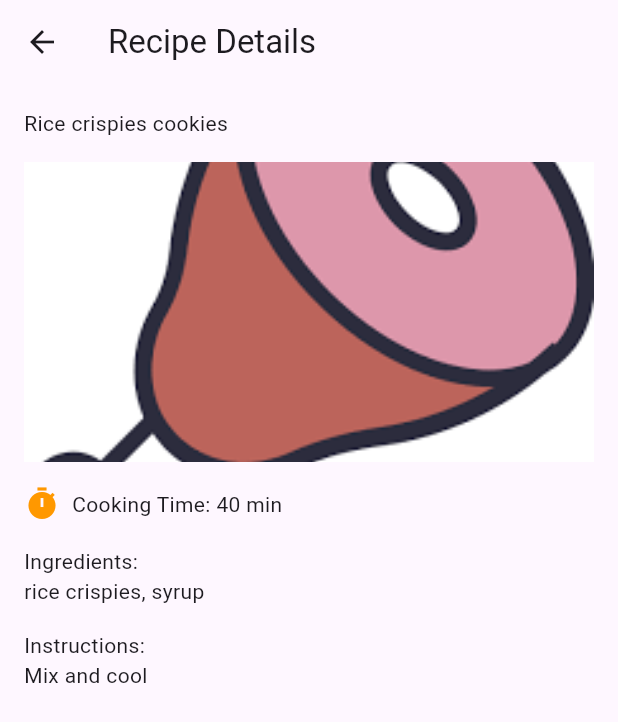
After one commit to BerglindBKK/Lokaverkefni, a Flutter app: the Recipes screen opened directly, after a tap on "Rice crispies cookies", on a phone screen of 412 x 824 dp. The commit adds this screen. Shown: the top 722 px of the screen. Run offline on Flutter 3.47's test engine with Material 3 defaults, Android fonts, the light colour scheme and no system bars; our stand-ins replace image_picker; network calls fail.

Commit message:
recipe screen added

```diff
--- a/lib/recipe_app/screens/add_recipes_screen.dart
+++ b/lib/recipe_app/screens/add_recipes_screen.dart
@@ -7,13 +7,13 @@ class AddRecipesScreen extends StatefulWidget {
   const AddRecipesScreen({
     super.key,
     required this.onBack,
-    required this.title,
+    //required this.title,
     required this.onAddRecipe,
   });
 
   final void Function(Recipe recipe) onAddRecipe;
   final VoidCallback onBack; // onBack will switch to 'all-recipes' when called
-  final String title;
+  //final String title;
 
   @override
   State<AddRecipesScreen> createState() {
--- a/lib/recipe_app/screens/all_recipes_screen.dart
+++ b/lib/recipe_app/screens/all_recipes_screen.dart
@@ -1,6 +1,7 @@
 import 'package:flutter/material.dart';
 import 'package:lokaverkefni/widgets/recipes_list.dart';
 import 'package:lokaverkefni/models/recipe.dart';
+//import 'package:lokaverkefni/widgets/floating_action_button.dart';
 
 class AllRecipesScreen extends StatefulWidget {
   final List<Recipe> recipes;
@@ -55,7 +56,7 @@ class _AllRecipesScreenState extends State<AllRecipesScreen> {
                 icon: const Icon(Icons.arrow_back_ios),
               ),
               Text(
-                'All Recipes',
+                'All Recipessdfsd',
                 style: TextStyle(fontSize: 24, color: Colors.black),
               ),
             ],
@@ -90,6 +91,7 @@ class _AllRecipesScreenState extends State<AllRecipesScreen> {
           ),
         ],
       ),
+
     );
   }
 }
--- /dev/null
+++ b/lib/recipe_app/screens/recipe_screen.dart
@@ -0,0 +1,74 @@
+import 'package:flutter/material.dart';
+import 'package:lokaverkefni/models/recipe.dart';
+
+//Recipescreen widget, requires the Recipe class
+//Displays the whole recipe, including a photo (a default photo if user did not select a photo)
+
+class RecipeScreen extends StatelessWidget {
+  final Recipe recipe;
+
+  const RecipeScreen({required this.recipe, super.key});
+
+  @override
+  Widget build(BuildContext context) {
+    return Scaffold(
+      //appbar
+      appBar: AppBar(
+        title: const Text('Recipe Details'),
+      ),
+      body: Padding(
+        padding: const EdgeInsets.all(16.0),
+        child: ListView(
+          children: [
+            // Display Recipe Title
+            Text(
+              recipe.title ?? 'No Title',
+            ),
+            const SizedBox(height: 16),
+
+            // Displays the users photo or a default photo if user does not provide one
+            recipe.photoUrl != null && recipe.photoUrl!.isNotEmpty
+                ? Image.network(
+              recipe.photoUrl!,
+              width: double.infinity,
+              height: 200,
+              fit: BoxFit.cover,
+            )
+                //uses a default photo if user does not provide one
+                : Image.asset(
+              'assets/images/default_meat.png',
+              width: double.infinity,
+              height: 200,
+              fit: BoxFit.cover,
+            ),
+
+            const SizedBox(height: 16),
+
+            // Displays cooking Time
+            Row(
+              children: [
+                const Icon(Icons.timer, color: Colors.orange),
+                const SizedBox(width: 8),
+                Text('Cooking Time: ${recipe.cookingTime ?? 'Unknown'}'),
+              ],
+            ),
+            const SizedBox(height: 16),
+
+            // Displays recipe Ingredients
+            Text(
+              'Ingredients:',
+            ),
+            Text(recipe.ingredients ?? 'No ingredients'),
+            const SizedBox(height: 16),
+
+            // Display recipe instructions
+            Text(
+              'Instructions:',
+            ),
+            Text(recipe.instructions ?? 'No instructions'),
+          ],
+        ),
+      ),
+    );
+  }
+}
--- a/lib/widgets/recipe_card.dart
+++ b/lib/widgets/recipe_card.dart
@@ -1,5 +1,6 @@
 import 'package:flutter/material.dart';
 import 'package:lokaverkefni/models/recipe.dart';
+import 'package:lokaverkefni/recipe_app/screens/recipe_screen.dart';
 
 class RecipeCard extends StatelessWidget {
   final Recipe recipe;
@@ -49,7 +50,17 @@ class RecipeCard extends StatelessWidget {
       }
     }
 
-    return Container(
+    return GestureDetector(
+      onTap: () {
+        // Navigate to RecipeDetailScreen when the card is tapped
+        Navigator.push(
+          context,
+          MaterialPageRoute(
+            builder: (context) => RecipeScreen(recipe: recipe),
+          ),
+        );
+      },
+      child: Container(
       width: double.infinity, //  all available horizontal space
       padding: const EdgeInsets.symmetric(horizontal: 16.0),
           child: Card(
@@ -141,6 +152,7 @@ class RecipeCard extends StatelessWidget {
           ),
         ),
       ),
+      ),
     );
   }
 }
```
Also changed, not shown: lib/models/recipe.dart (+7 -1 lines), lib/recipe_app/recipe_app.dart (+30 -28 lines). Lines whose indentation alone changed are shown as unchanged.
